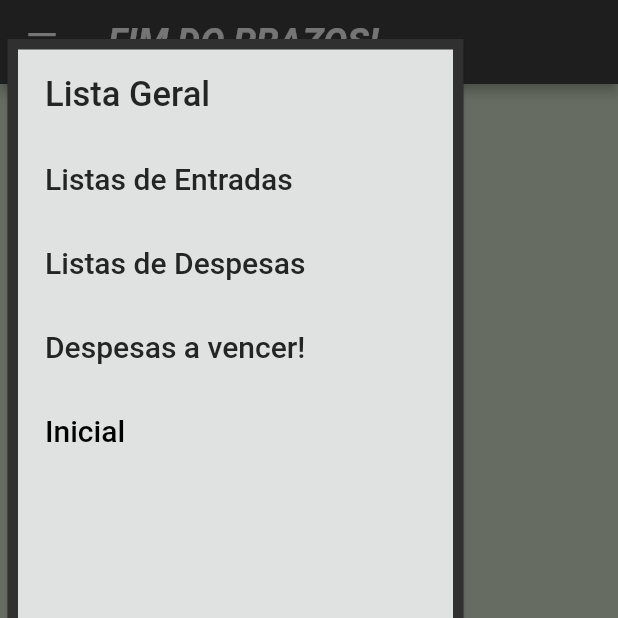
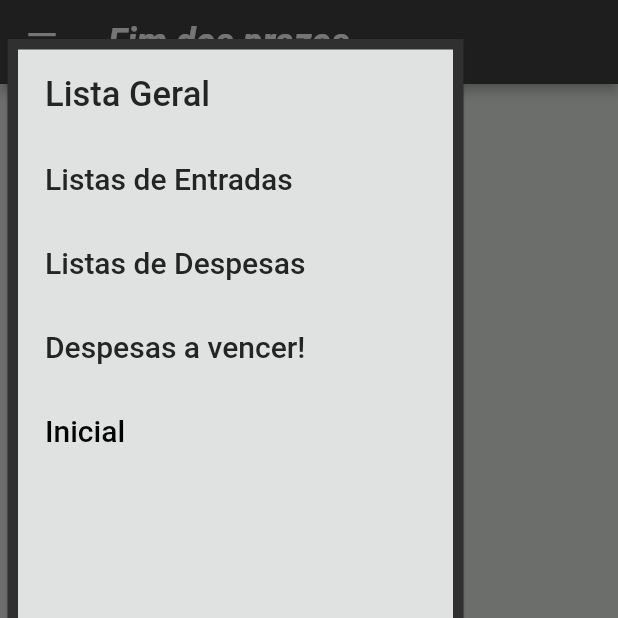
Before and after one commit to Everton10info/Caixa-Pessoal, a Flutter app: the ListComingTime screen opened by its route, with the side drawer open, on a phone screen of 412 x 824 dp, the top half of it. Run offline on Flutter 3.47's test engine with Material 2 defaults, Android fonts, the phone set to English and light mode, and no system bars; our stand-ins replace animated_splash_screen, flutter_datetime_picker, get, localstorage, page_transition, sqflite; accounts and stored records are empty; Roboto replaces fonts that are missing (Georgia).

Commit message:
layout ok

```diff
--- a/lib/views/coming_time.dart
+++ b/lib/views/coming_time.dart
@@ -17,11 +17,11 @@ class ListComingTime extends StatelessWidget {
     SystemChrome.setPreferredOrientations([DeviceOrientation.portraitDown,DeviceOrientation.portraitUp,]);
       return Scaffold(
         appBar: AppBar(
-          title: Text('FIM DO PRAZOS!'),
+          title: Text('Fim dos prazos..'),
           elevation: 3,
         ),
         body: Container(
-          color: Color.fromARGB(255, 223, 235, 212),
+          color: Color.fromARGB(255, 236, 240, 236),
           child: Obx(
             () => ListView.builder(
               itemCount: listTrController.transactionTimeEnd.length,
@@ -115,7 +115,7 @@ class ListComingTime extends StatelessWidget {
                                   tooltip: 'Pago? ok',
                                   icon: Icon(
                                     Icons.check,
-                                    color:listTrController.payYes.contains( '${listTrController.transactionTimeEnd[index].id}')? Color.fromARGB(255, 41, 236, 142):Color.fromARGB(255, 184, 48, 7),
+                                    color:listTrController.payYes.contains( '${listTrController.transactionTimeEnd[index].id}')? Color.fromARGB(255, 39, 201, 123):Color.fromARGB(255, 184, 48, 7),
                                     size: 34,
                                   ),
                                 ),
```
